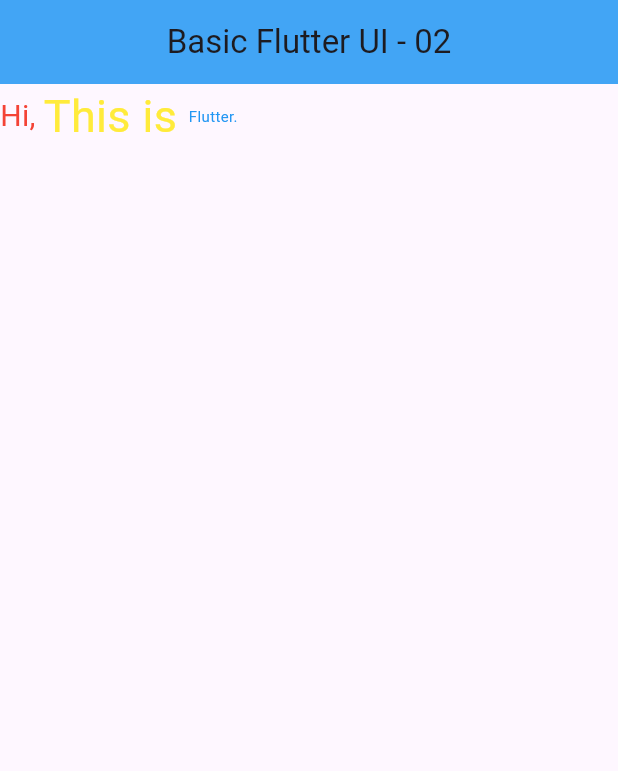
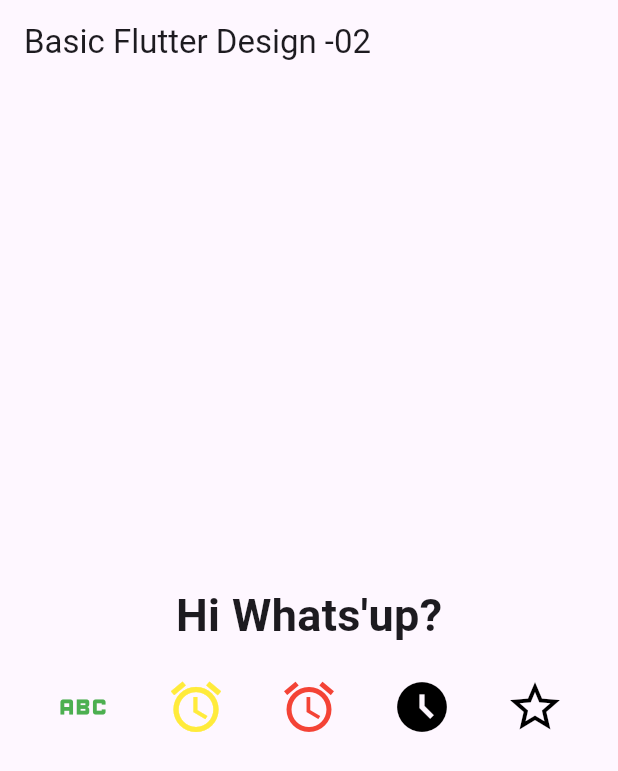
Before and after one commit to mohas8/snap_to_cook, a Flutter app: the screen it shows after launch, on a phone screen of 412 x 824 dp. Shown: the top 771 px of the screen. Run offline on Flutter 3.47's test engine with Material 3 defaults, Android fonts, the phone set to English and light mode, and no system bars.

Commit message:
spaceEvenly

```diff
--- a/lib/main.dart
+++ b/lib/main.dart
@@ -1,7 +1,19 @@
 import 'package:flutter/material.dart';
 
 void main() {
-  runApp(const LabClass05());
+  runApp(const MyApp());
+}
+
+class MyApp extends StatelessWidget {
+  const MyApp({super.key});
+
+  @override
+  Widget build(BuildContext context) {
+    return MaterialApp(
+      title: "Basic UI -02",
+      home: LabClass05(),
+    );
+  }
 }
 
 class LabClass05 extends StatelessWidget {
@@ -9,39 +21,50 @@
 
   @override
   Widget build(BuildContext context) {
-    return MaterialApp(
-      title: "Basic Flutter UI - 02",
-      home: Scaffold(
+    return Scaffold(
       appBar: AppBar(
-          title: Text("Basic Flutter UI - 02"),
-          backgroundColor: Colors.blue[400],
-          centerTitle: true,
+        title: const Text("Basic Flutter Design -02"),
       ),
-        body: Row(
+      body: Column(
+        mainAxisAlignment: MainAxisAlignment.center,
         children: [
           Text(
-              "Hi, ",
-              style: TextStyle(
+            "Hi Whats'up?",
+            style: TextStyle(fontSize: 30, fontWeight: FontWeight.bold),
+          ),
+          SizedBox(height: 20),
+          Row(
+            mainAxisAlignment: MainAxisAlignment.spaceEvenly,
+            crossAxisAlignment: CrossAxisAlignment.center,
+            children: [
+              Icon(
+                Icons.abc_outlined,
+                size: 40,
+                color: Colors.green,
+              ),
+              Icon(
+                Icons.access_alarm,
+                size: 40,
+                color: Colors.yellow,
+              ),
+              Icon(
+                Icons.access_alarm_outlined,
+                size: 40,
                 color: Colors.red,
-                fontSize: 20,
               ),
+              Icon(
+                Icons.access_time_filled_outlined,
+                size: 40,
+                color: Colors.black,
               ),
-            Text(
-              "This is ",
-              style: TextStyle(
-                color: Colors.yellow,
-                fontSize: 30,
-              ),
-            ),
-            Text(
-              "Flutter.",
-              style: TextStyle(
-                color: Colors.blue,
-                fontSize: 10,
-              ),
+              Icon(
+                Icons.star_border, // ok
+                size: 40,
+                color: Colors.black,
               ),
             ],
           ),
+        ],
       ),
     );
   }
```
Lines whose indentation alone changed are shown as unchanged.
